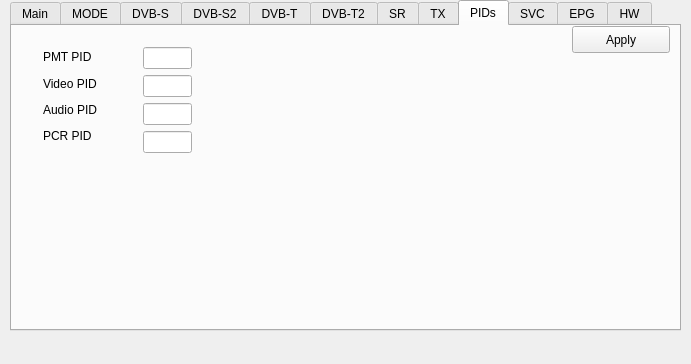
Qt form mainwindow.ui (G4GUO/datvexpress_gui) before a commit.
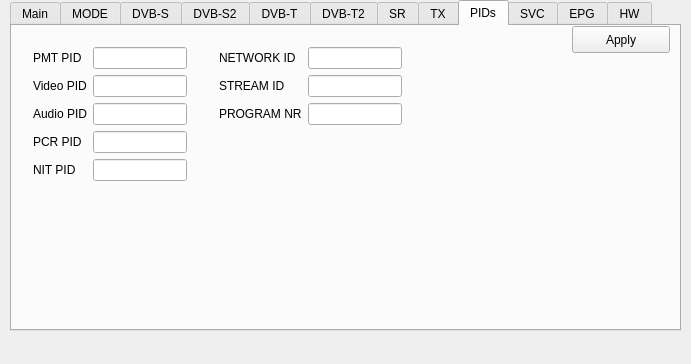
The same form after that commit. The open tabs and pages were chosen to show the change.

The edit to the form file:
```diff
--- a/mainwindow.ui
+++ b/mainwindow.ui
@@ -918,65 +918,145 @@
      <widget class="QWidget" name="verticalLayoutWidget_5">
       <property name="geometry">
        <rect>
-        <x>120</x>
+        <x>10</x>
         <y>10</y>
-        <width>71</width>
-        <height>128</height>
+        <width>391</width>
+        <height>159</height>
        </rect>
       </property>
-      <layout class="QVBoxLayout" name="verticalLayout_5">
-       <item>
+      <layout class="QGridLayout" name="gridLayout_14">
+       <item row="0" column="1">
         <widget class="QLineEdit" name="lineEditPmtPID"/>
        </item>
-       <item>
-        <widget class="QLineEdit" name="lineEditVideoPID"/>
+       <item row="3" column="2">
+        <spacer name="horizontalSpacer_7">
+         <property name="orientation">
+          <enum>Qt::Horizontal</enum>
+         </property>
+         <property name="sizeHint" stdset="0">
+          <size>
+           <width>40</width>
+           <height>20</height>
+          </size>
+         </property>
+        </spacer>
        </item>
-       <item>
-        <widget class="QLineEdit" name="lineEditAudioPID"/>
+       <item row="1" column="2">
+        <spacer name="horizontalSpacer_5">
+         <property name="orientation">
+          <enum>Qt::Horizontal</enum>
+         </property>
+         <property name="sizeHint" stdset="0">
+          <size>
+           <width>40</width>
+           <height>20</height>
+          </size>
+         </property>
+        </spacer>
        </item>
-       <item>
-        <widget class="QLineEdit" name="lineEditPCRPID"/>
+       <item row="0" column="4">
+        <widget class="QLineEdit" name="lineEditNetworkID"/>
        </item>
-      </layout>
-     </widget>
-     <widget class="QWidget" name="verticalLayoutWidget_6">
-      <property name="geometry">
-       <rect>
-        <x>20</x>
-        <y>10</y>
-        <width>81</width>
-        <height>121</height>
-       </rect>
-      </property>
-      <layout class="QVBoxLayout" name="verticalLayout_6">
-       <item>
+       <item row="1" column="4">
+        <widget class="QLineEdit" name="lineEditStreamID"/>
+       </item>
+       <item row="0" column="0">
         <widget class="QLabel" name="label_43">
          <property name="text">
           <string>PMT PID</string>
          </property>
         </widget>
        </item>
-       <item>
-        <widget class="QLabel" name="label_5">
+       <item row="0" column="3">
+        <widget class="QLabel" name="label">
          <property name="text">
-          <string>Video PID</string>
+          <string>NETWORK ID</string>
          </property>
         </widget>
        </item>
-       <item>
+       <item row="3" column="1">
+        <widget class="QLineEdit" name="lineEditPCRPID"/>
+       </item>
+       <item row="2" column="0">
         <widget class="QLabel" name="label_6">
          <property name="text">
           <string>Audio PID</string>
          </property>
         </widget>
        </item>
-       <item>
+       <item row="3" column="0">
         <widget class="QLabel" name="label_21">
          <property name="text">
           <string>PCR PID</string>
          </property>
         </widget>
        </item>
+       <item row="1" column="0">
+        <widget class="QLabel" name="label_5">
+         <property name="text">
+          <string>Video PID</string>
+         </property>
+        </widget>
+       </item>
+       <item row="1" column="1">
+        <widget class="QLineEdit" name="lineEditVideoPID"/>
+       </item>
+       <item row="2" column="1">
+        <widget class="QLineEdit" name="lineEditAudioPID"/>
+       </item>
+       <item row="1" column="3">
+        <widget class="QLabel" name="label_7">
+         <property name="text">
+          <string>STREAM ID</string>
+         </property>
+        </widget>
+       </item>
+       <item row="2" column="2">
+        <spacer name="horizontalSpacer_6">
+         <property name="orientation">
+          <enum>Qt::Horizontal</enum>
+         </property>
+         <property name="sizeHint" stdset="0">
+          <size>
+           <width>40</width>
+           <height>20</height>
+          </size>
+         </property>
+        </spacer>
+       </item>
+       <item row="0" column="2">
+        <spacer name="horizontalSpacer_4">
+         <property name="orientation">
+          <enum>Qt::Horizontal</enum>
+         </property>
+         <property name="sizeHint" stdset="0">
+          <size>
+           <width>40</width>
+           <height>20</height>
+          </size>
+         </property>
+        </spacer>
+       </item>
+       <item row="4" column="0">
+        <widget class="QLabel" name="label_48">
+         <property name="text">
+          <string>NIT PID</string>
+         </property>
+        </widget>
+       </item>
+       <item row="4" column="1">
+        <widget class="QLineEdit" name="lineEditNitPID"/>
+       </item>
+       <item row="2" column="3">
+        <widget class="QLabel" name="label_49">
+         <property name="text">
+          <string>PROGRAM NR</string>
+         </property>
+        </widget>
+       </item>
+       <item row="2" column="4">
+        <widget class="QLineEdit" name="lineEditProgramNr"/>
+       </item>
       </layout>
      </widget>
     </widget>
```
Left out of the diff: 2 changed lines with no effect on the pictures.
